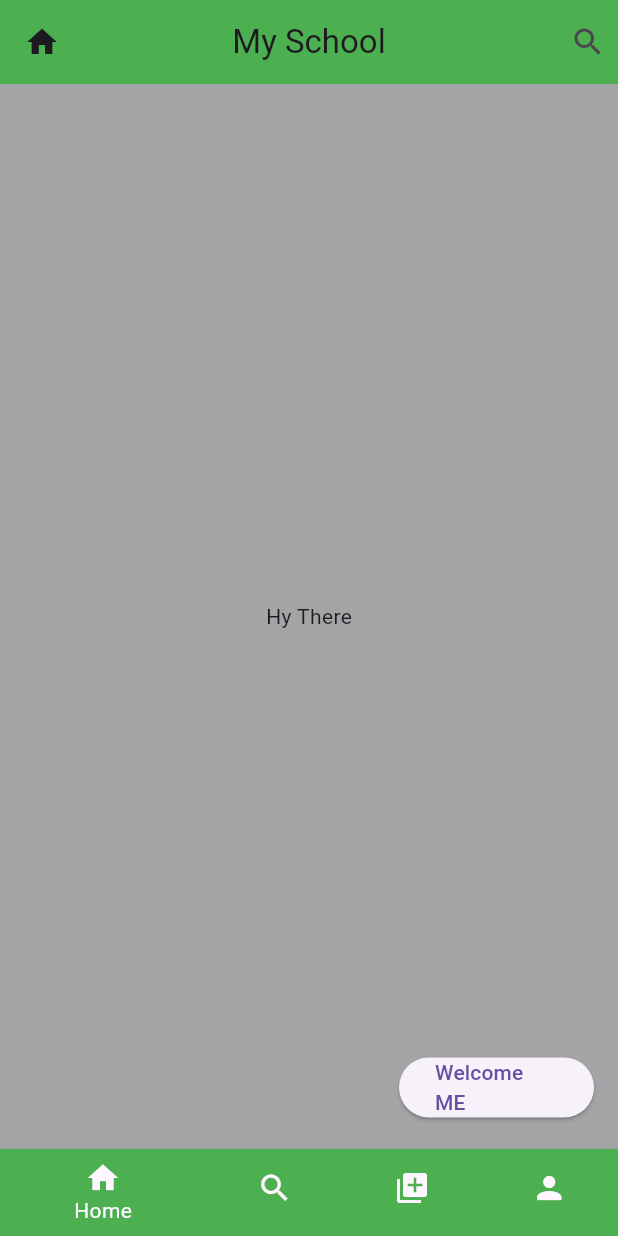
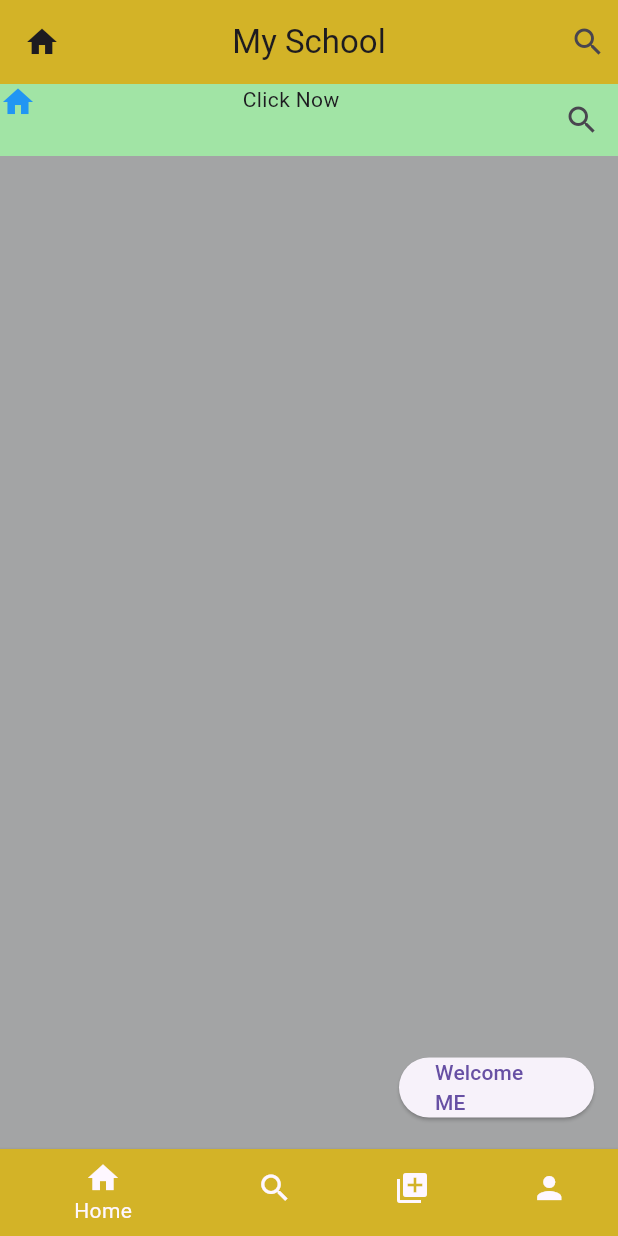
Before and after one commit to crindalwalt/App-Dev-002, a Flutter app: the screen it shows after launch, on a phone screen of 412 x 824 dp. Run offline on Flutter 3.47's test engine with Material 3 defaults, Android fonts, the phone set to English and light mode, and no system bars.

Commit message:
rows and coloumn widget done

```diff
--- a/lib/main.dart
+++ b/lib/main.dart
@@ -16,8 +16,40 @@ class EntryPoint extends StatelessWidget {
 
     // );
     // return page;
+    String greeting = "Hola Amigo";
+    Widget puranaColumn = Column(
+      mainAxisAlignment: MainAxisAlignment.spaceAround,
+      crossAxisAlignment: CrossAxisAlignment.center,
+      children: [
+        Text(greeting),
+        const Icon(Icons.home),
+        const Image(
+          height: 300,
+          // image: NetworkImage("https://picsum.photos/200/200"),
+          image: AssetImage("assets/images/box_bg.jpg"),
+        ),
+        ElevatedButton(
+          onPressed: () {},
+          child: Icon(Icons.search),
+        ),
+      ],
+    );
+    Color primaryColor = const Color.fromARGB(255, 211, 179, 39);
+    Widget containerx = Container(
+      margin: EdgeInsets.all(15),
+      padding: EdgeInsets.all(20),
+      decoration: BoxDecoration(
+          color: Colors.amber, borderRadius: BorderRadius.circular(20)),
+      width: double.infinity,
+      child: Text(
+        "Card 1",
+        style: TextStyle(
+          fontWeight: FontWeight.bold,
+          color: Colors.white,
+        ),
+      ),
+    );
 
-    Color primaryColor = Colors.green;
     return Scaffold(
       backgroundColor: const Color.fromARGB(255, 163, 164, 165),
       appBar: AppBar(
@@ -32,8 +64,24 @@ class EntryPoint extends StatelessWidget {
           )
         ],
       ),
-      body: const Center(
-        child: Text("Hy There"),
+      body: Container(
+        width: double.infinity,
+        color: const Color.fromARGB(255, 161, 228, 165),
+        child: SingleChildScrollView(
+          child: Row(
+            mainAxisAlignment: MainAxisAlignment.spaceBetween,
+            crossAxisAlignment: CrossAxisAlignment.start,
+            children: [
+              Icon(
+                Icons.home,
+                color: Colors.blue,
+              ),
+              Text("Click Now"),
+              // Image.network("https://picsum.photos/200/200")
+              IconButton(onPressed: () {}, icon: Icon(Icons.search))
+            ],
+          ),
+        ),
       ),
       floatingActionButton: Container(
         width: 130,
```
